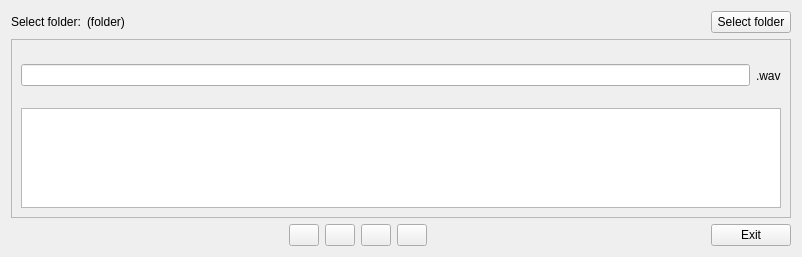
Qt form recordwords.ui (davidlamhauge/daspelling) before a commit.
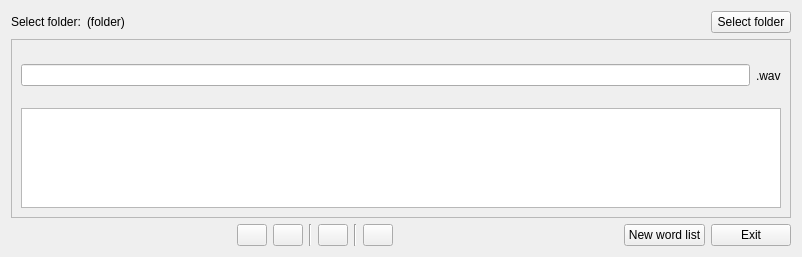
The same form after that commit. Icons and pictures are not drawn.

Commit message: Buttons working. Audio missing.

Patch:
```diff
--- a/recordwords.ui
+++ b/recordwords.ui
@@ -159,6 +159,13 @@
        </property>
       </widget>
      </item>
+     <item>
+      <widget class="Line" name="line">
+       <property name="orientation">
+        <enum>Qt::Vertical</enum>
+       </property>
+      </widget>
+     </item>
      <item>
       <widget class="QPushButton" name="btnPlay">
        <property name="maximumSize">
@@ -176,6 +183,13 @@
        </property>
       </widget>
      </item>
+     <item>
+      <widget class="Line" name="line_2">
+       <property name="orientation">
+        <enum>Qt::Vertical</enum>
+       </property>
+      </widget>
+     </item>
      <item>
       <widget class="QPushButton" name="btnSaveRecording">
        <property name="maximumSize">
@@ -209,6 +223,13 @@
        </property>
       </spacer>
      </item>
+     <item>
+      <widget class="QPushButton" name="btnNewWordList">
+       <property name="text">
+        <string>New word list</string>
+       </property>
+      </widget>
+     </item>
      <item>
       <widget class="QPushButton" name="btnFinished">
        <property name="text">
```
Left out of the diff: 9 changed lines with no effect on the pictures. The commit also changes 3 other files.
